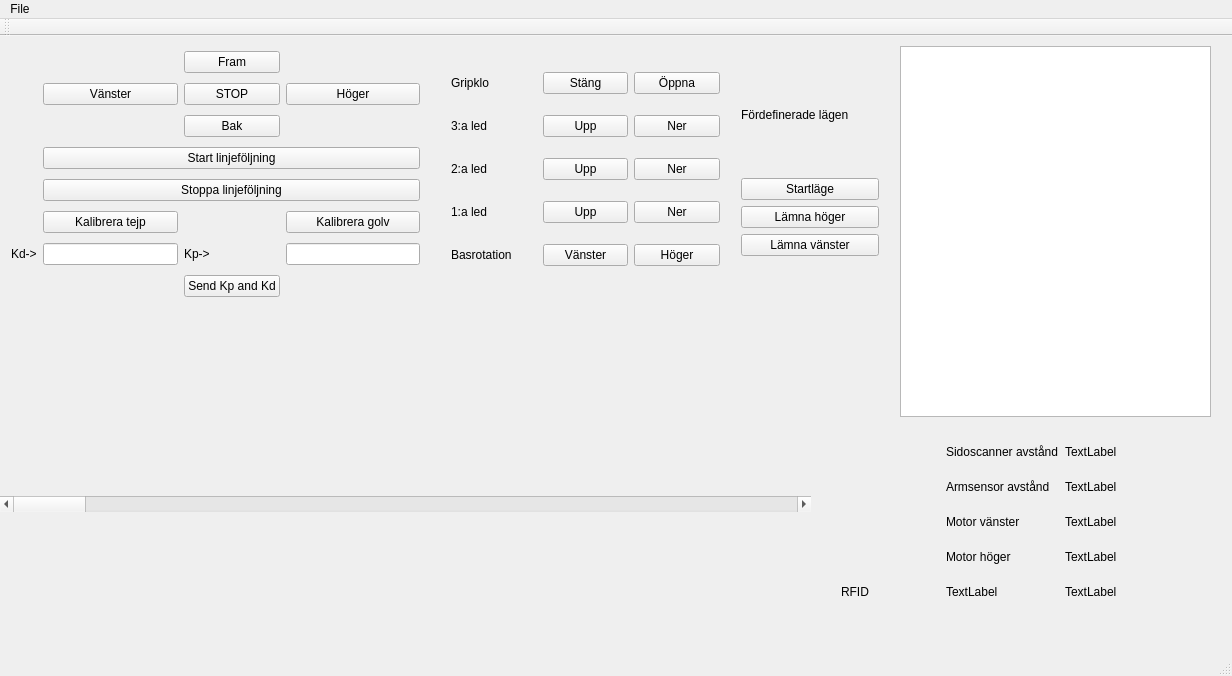
First picture: the form in PC-interface/mainwindow.ui, repository TSEA56-2014-Grupp-1/Lagerrobot, before the edit.
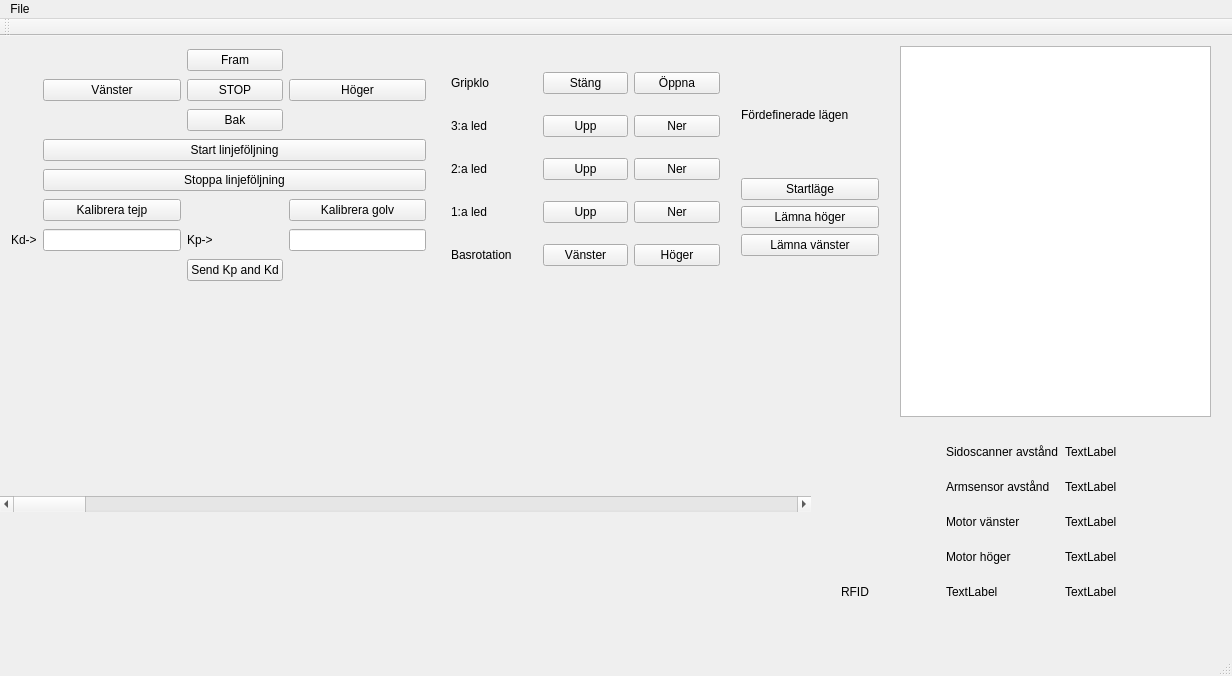
Second picture: the form after the edit. Custom widgets are drawn as their Qt base class.

Commit message: Scrolling can now be done with trackpad on graph

What changed in the file:
```diff
--- a/PC-interface/mainwindow.ui
+++ b/PC-interface/mainwindow.ui
@@ -19,8 +19,8 @@
      <rect>
       <x>0</x>
       <y>0</y>
-      <width>431</width>
-      <height>277</height>
+      <width>437</width>
+      <height>261</height>
      </rect>
     </property>
     <layout class="QGridLayout" name="gridLayout_chassi">
@@ -36,6 +36,9 @@
      </item>
      <item row="7" column="2">
       <widget class="QLabel" name="label_2">
+       <property name="frameShape">
+        <enum>QFrame::NoFrame</enum>
+       </property>
        <property name="text">
         <string>Kp-&gt;</string>
        </property>
```
Left out of the diff: 48 changed lines with no effect on the pictures. The commit also changes 2 other files.
